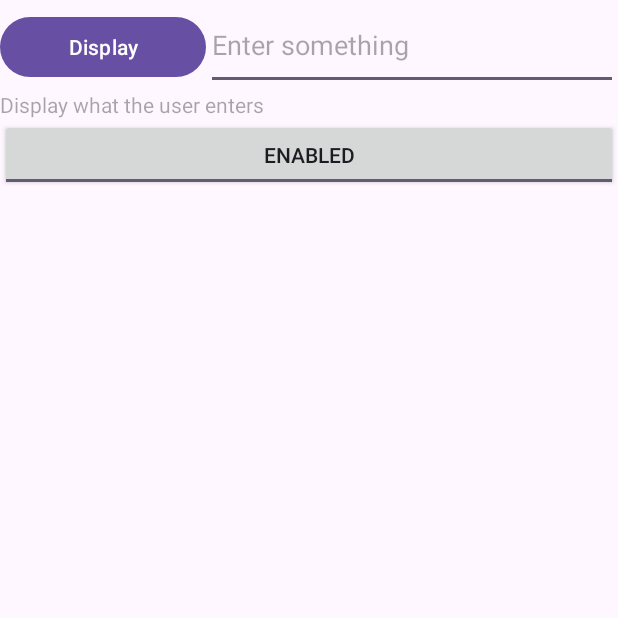
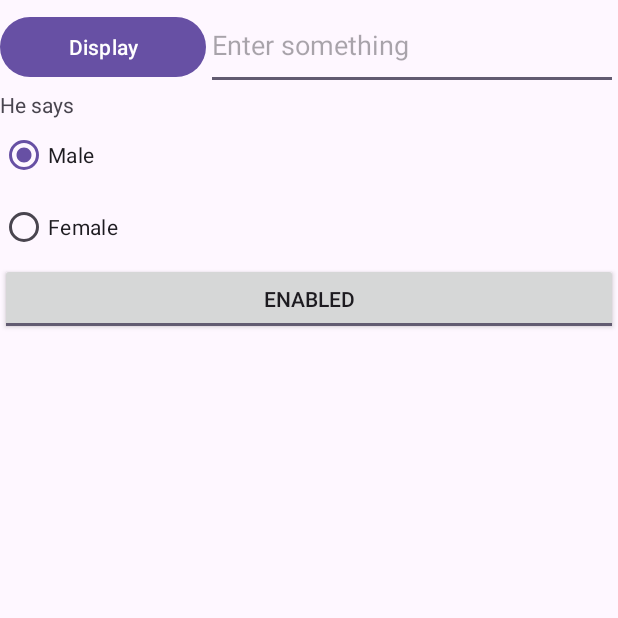
Before and after one commit to ryanlow-rp/Week03, an Android app: the screen it shows after launch (MainActivity), after a tap on "Display", on a phone screen of 412 x 824 dp, the top half of it. Run offline under Robolectric (Android 15) with nearby library versions, the phone set to English and light mode, and no system bars.

Commit message:
completed Section E

```diff
--- a/app/src/main/java/sg/edu/rp/c346/id22000000/week03/MainActivity.java
+++ b/app/src/main/java/sg/edu/rp/c346/id22000000/week03/MainActivity.java
@@ -6,6 +6,7 @@ import android.os.Bundle;
 import android.view.View;
 import android.widget.Button;
 import android.widget.EditText;
+import android.widget.RadioGroup;
 import android.widget.TextView;
 import android.widget.ToggleButton;
 
@@ -16,6 +17,8 @@ public class MainActivity extends AppCompatActivity {
     EditText etInput;
     ToggleButton tbtn;
 
+    RadioGroup rgGender;
+
     @Override
     protected void onCreate(Bundle savedInstanceState) {
         super.onCreate(savedInstanceState);
@@ -25,12 +28,21 @@ public class MainActivity extends AppCompatActivity {
         btnDisplay = findViewById(R.id.buttonDisplay);
         etInput = findViewById(R.id.editTextInput);
         tbtn = findViewById(R.id.toggleButtonEnabled);
+        rgGender = findViewById(R.id.radioGroupGender);
+
+        rgGender.check(R.id.radioButtonGenderMale);
 
         btnDisplay.setOnClickListener(new View.OnClickListener() {
             @Override
             public void onClick(View v) {
                 // Code for the action
                 String stringResponse = etInput.getText().toString();
+                int checkedRadioId = rgGender.getCheckedRadioButtonId();
+                if (checkedRadioId == R.id.radioButtonGenderMale) {
+                    stringResponse = "He says " + stringResponse;
+                } else {
+                    stringResponse = "She says " + stringResponse;
+                }
                 tvDisplay.setText(stringResponse);
             }
         });
@@ -39,11 +51,7 @@ public class MainActivity extends AppCompatActivity {
             @Override
             public void onClick(View view) {
                 // Add your code for the action
-                if (tbtn.isChecked() == true) {
-                    etInput.setEnabled(true);
-                } else {
-                    etInput.setEnabled(false);
-                }
+                etInput.setEnabled(tbtn.isChecked());
             }
         });
 
--- a/app/src/main/res/layout/activity_main.xml
+++ b/app/src/main/res/layout/activity_main.xml
@@ -35,6 +35,24 @@
         android:layout_height="wrap_content"
         android:hint="@string/show" />
 
+    <RadioGroup
+        android:id="@+id/radioGroupGender"
+        android:layout_width="match_parent"
+        android:layout_height="match_parent">
+
+        <RadioButton
+            android:id="@+id/radioButtonGenderMale"
+            android:layout_width="match_parent"
+            android:layout_height="wrap_content"
+            android:text="@string/male" />
+
+        <RadioButton
+            android:id="@+id/radioButtonGenderFemale"
+            android:layout_width="match_parent"
+            android:layout_height="wrap_content"
+            android:text="@string/female" />
+    </RadioGroup>
+
     <ToggleButton
         android:id="@+id/toggleButtonEnabled"
         android:layout_width="match_parent"
--- a/app/src/main/res/values/strings.xml
+++ b/app/src/main/res/values/strings.xml
@@ -7,6 +7,8 @@
     <string name="togglebutton">ToggleButton</string>
     <string name="disabled">Disabled</string>
     <string name="enabled">Enabled</string>
+    <string name="male">Male</string>
+    <string name="female">Female</string>
 
 
 </resources>
```
